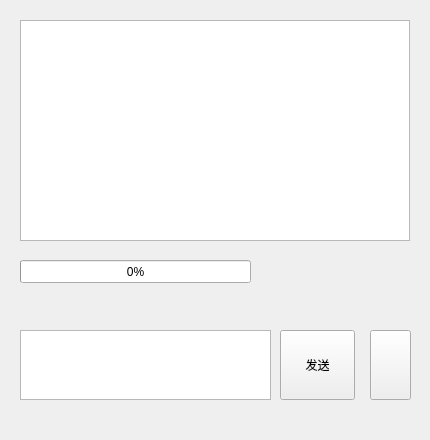
This is Qt source code/communicate.ui in stan12138/Filer as Qt 5 draws it before an edit. The edited form follows.
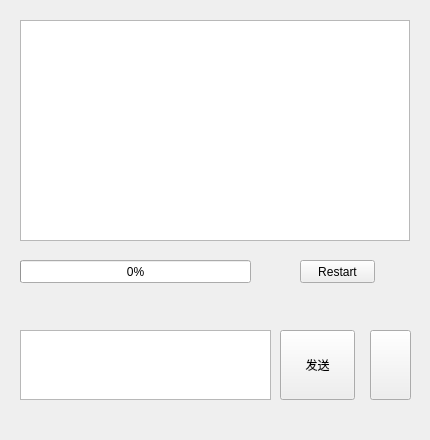
This is the edited form. Icons and pictures are not drawn.

What changed in the file:
```diff
--- a/Qt source code/communicate.ui
+++ b/Qt source code/communicate.ui
@@ -90,6 +90,19 @@
     <number>0</number>
    </property>
   </widget>
+  <widget class="QPushButton" name="restart">
+   <property name="geometry">
+    <rect>
+     <x>300</x>
+     <y>260</y>
+     <width>75</width>
+     <height>23</height>
+    </rect>
+   </property>
+   <property name="text">
+    <string>Restart</string>
+   </property>
+  </widget>
  </widget>
  <resources/>
  <connections/>
```
Left out of the diff: 6 changed lines with no effect on the pictures.
